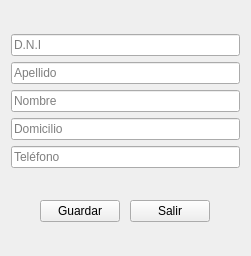
acostamatt/cooperadora_qt, file ui/form_socio_base.ui: the form before one commit.
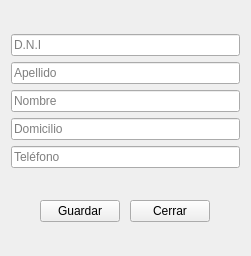
The form after the commit.

```diff
--- a/ui/form_socio_base.ui
+++ b/ui/form_socio_base.ui
@@ -140,7 +140,7 @@
          <item>
           <widget class="QPushButton" name="botonSalir">
            <property name="text">
-            <string>Salir</string>
+            <string>Cerrar</string>
            </property>
           </widget>
          </item>
```
